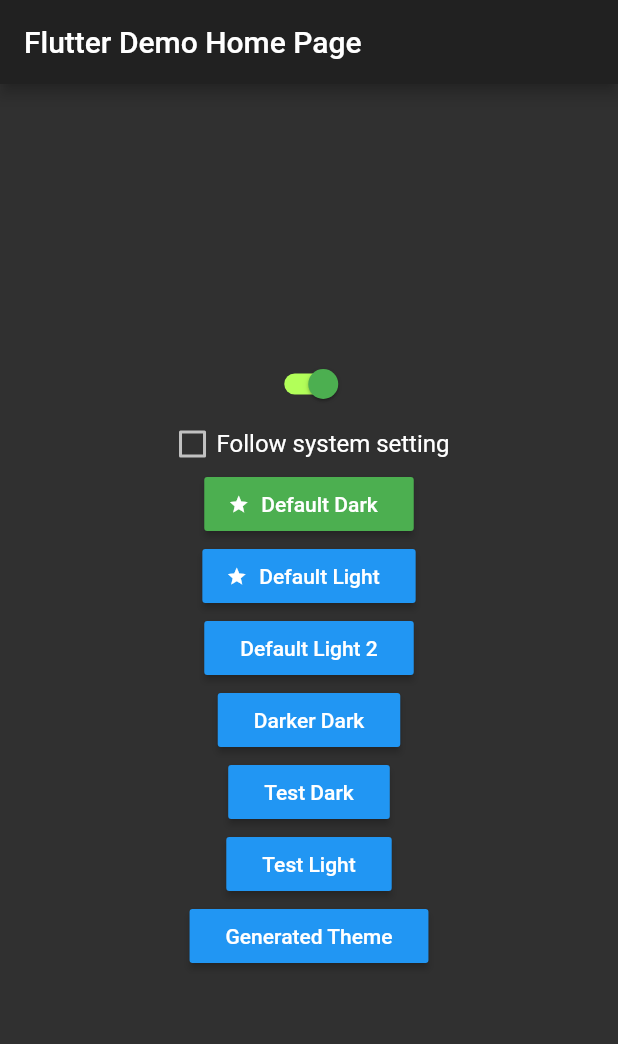
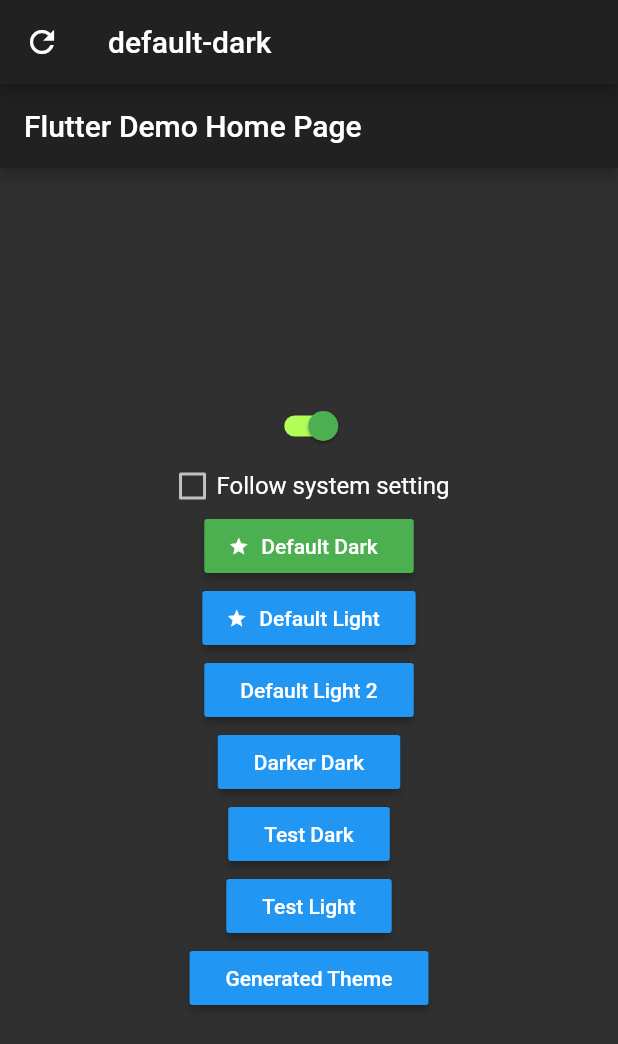
Before and after one commit to saniul1/custom_theming, a Flutter app: the screen it shows after launch, on a phone screen of 412 x 824 dp. Shown: the top 1044 px of the screen. Run offline on Flutter 3.47's test engine with Material 2 defaults, Android fonts, the phone set to English and light mode, and no system bars; our stand-ins replace shared_preferences.

````diff
--- a/example/lib/main.dart
+++ b/example/lib/main.dart
@@ -1,7 +1,10 @@
+import 'dart:math';
+
 import 'package:custom_theming/custom_theme.dart';
 import 'package:example/themes.dart';
 import 'package:flutter/material.dart';
 import 'package:flutter/cupertino.dart';
+import 'package:flutter/widgets.dart';
 
 void main() {
   runApp(
@@ -35,33 +38,62 @@ void main() {
 
 class MyApp extends StatelessWidget {
   final isCupertino = false;
+  final multiTheme = true;
   @override
   Widget build(BuildContext context) {
     // final CustomData a = MyThemes.data['key'][theme.CUSTOM];
     // print(a.text);
-    if (isCupertino)
-      return CupertinoApp(
-        debugShowCheckedModeBanner: false,
-        theme: CustomTheme.of(context).cupertinoTheme,
-        initialRoute: "/",
-        title: 'Theming',
-        color: Theme.of(context).primaryColor,
-        home: CupertinoStoreHomePage(),
+    if (multiTheme)
+      return MaterialApp(
+        theme: CustomTheme.of(context).lightTheme,
+        darkTheme: CustomTheme.of(context).darkTheme,
+        themeMode: CustomTheme.of(context).themeMode,
+        home: Scaffold(
+          appBar: AppBar(
+            title: Text(CustomTheme.of(context).currentThemeKey ?? ''),
+            leading: IconButton(
+              icon: Icon(Icons.refresh),
+              onPressed: () => CustomTheme.of(context).setTheme(
+                CustomTheme.of(context).themes.keys.toList()[Random().nextInt(
+                  CustomTheme.of(context).themes.keys.toList().length,
+                )],
+                apply: true,
+              ),
+            ),
+          ),
+          body: CustomTheme(
+            prefix: '2nd',
+            defaultLightTheme: 'default-light',
+            defaultDarkTheme: 'default-dark',
+            defaultCupertinoTheme: 'default',
+            themeMode: ThemeMode.dark,
+            themes: MyThemes.themes,
+            keepOnDisableFollow: false,
+            child: TestMaterial(),
+          ),
+        ),
         builder: (context, child) {
           CustomTheme.of(context).setMediaContext(context);
-          CustomTheme.of(context).generateCupertinoTheme(
-            key: 'generated',
-            data: CustomCupertinoThemeData(
-                name: 'Generated on Build',
-                createdBy: 'Dev',
-                themeData: CupertinoThemeData().copyWith(
-                  primaryColor: Colors.purple,
-                )),
-          );
           return child;
         },
       );
+    if (isCupertino)
+      return TestCupertino();
     else
+      return TestMaterial();
+  }
+}
+
+class TestMaterial extends StatelessWidget {
+  const TestMaterial({
+    Key key,
+  }) : super(key: key);
+
+  @override
+  Widget build(BuildContext context) {
+    // Future.delayed(Duration(seconds: 1), () {
+    //   CustomTheme.of(context).resetSettings();
+    // });
     return MaterialApp(
       debugShowCheckedModeBanner: false,
       theme: CustomTheme.of(context).lightTheme,
@@ -79,6 +111,42 @@ class MyApp extends StatelessWidget {
           name: 'Generated Theme',
           createdBy: '',
           data: ThemeData.dark().copyWith(),
+        );
+        return child;
+      },
+    );
+  }
+}
+
+class TestCupertino extends StatelessWidget {
+  const TestCupertino({
+    Key key,
+  }) : super(key: key);
+
+  @override
+  Widget build(BuildContext context) {
+    return CupertinoApp(
+      localizationsDelegates: <LocalizationsDelegate<dynamic>>[
+        DefaultMaterialLocalizations.delegate,
+        DefaultWidgetsLocalizations.delegate,
+        DefaultCupertinoLocalizations.delegate,
+      ],
+      debugShowCheckedModeBanner: false,
+      theme: CustomTheme.of(context).cupertinoTheme,
+      initialRoute: "/",
+      title: 'Theming',
+      color: Theme.of(context).primaryColor,
+      home: CupertinoStoreHomePage(),
+      builder: (context, child) {
+        CustomTheme.of(context).setMediaContext(context);
+        CustomTheme.of(context).generateCupertinoTheme(
+          key: 'generated',
+          data: CustomCupertinoThemeData(
+              name: 'Generated on Build',
+              createdBy: 'Dev',
+              themeData: CupertinoThemeData().copyWith(
+                primaryColor: Colors.purple,
+              )),
         );
         return child;
       },
--- a/lib/custom_theme.dart
+++ b/lib/custom_theme.dart
@@ -55,6 +55,7 @@ class CustomCupertinoThemeData {
 // ignore: must_be_immutable
 class CustomTheme extends StatefulWidget {
   final Widget child;
+  final String prefix;
   final String defaultLightTheme;
   final String defaultDarkTheme;
   final String defaultCupertinoTheme;
@@ -64,6 +65,7 @@ class CustomTheme extends StatefulWidget {
   Map<String, CustomCupertinoThemeData> cupertinoThemes;
 
   /// [CustomTheme] needs to be on top of [MaterialApp] or [CupertinoApp],
+  /// Add [prefix] to separate data on storage.
   ///
   /// pass app [BuildContext] like this from your [MaterialApp] or [CupertinoApp]
   /// ```
@@ -74,11 +76,14 @@ class CustomTheme extends StatefulWidget {
   /// ```
   /// pass [themes] using a map [Map<String, ThemeData>] and use key of [map] as [themeKey]
   ///
-  /// hard code some default setting for [defaultLightTheme], [defaultDarkTheme], [themeMode]
+  /// hard code some default setting for [defaultLightTheme], [defaultDarkTheme] and [themeMode]
   ///
   /// set [keepOnDisableFollow] to [true] to keep current applied theme even if [themeMode] changes from [ThemeMode.system]
+  ///
+  /// [cupertinoThemes] does not support [themeMode]. it always follow system setting.
   CustomTheme({
     Key key,
+    this.prefix = '',
     this.defaultLightTheme,
     this.defaultDarkTheme,
     this.defaultCupertinoTheme,
@@ -103,6 +108,8 @@ class CustomThemeState extends State<CustomTheme> {
   SharedPreferences sharedPrefs;
 
   BuildContext _mediaContext;
+
+  String _currentThemeKey;
 
   String _currentCupertinoThemeKey;
 
@@ -129,6 +136,9 @@ class CustomThemeState extends State<CustomTheme> {
 
   /// get [themeKey] of currently applied cupertino theme.
   String get currentCupertinoThemeKey => _currentCupertinoThemeKey;
+
+  /// get [themeKey] of currently applied theme.
+  String get currentThemeKey => _currentThemeKey;
 
   void setMediaContext(BuildContext ctx) {
     _mediaContext = ctx;
@@ -165,15 +175,17 @@ class CustomThemeState extends State<CustomTheme> {
       };
     _light = _getTheme(widget.defaultLightTheme);
     _dark = _getTheme(widget.defaultDarkTheme);
-    _cupertinoTheme = _getCupertinoTheme(widget.defaultCupertinoTheme);
+    _cupertinoTheme = _getCupertinoThemeData(widget.defaultCupertinoTheme);
     _mode = widget.themeMode;
     SharedPreferences.getInstance().then((prefs) {
       sharedPrefs = prefs;
-      final isDark = sharedPrefs.getBool('dark-mode');
-      final followSystem = sharedPrefs.getBool('follow-system');
-      final dLight = sharedPrefs.getString('default-light');
-      final dDark = sharedPrefs.getString('default-dark');
-      final dCupertino = sharedPrefs.getString('default-cupertino');
+      final isDark = sharedPrefs.getBool('${widget.prefix}-dark-mode');
+      final followSystem =
+          sharedPrefs.getBool('${widget.prefix}-follow-system');
+      final dLight = sharedPrefs.getString('${widget.prefix}-default-light');
+      final dDark = sharedPrefs.getString('${widget.prefix}-default-dark');
+      final dCupertino =
+          sharedPrefs.getString('${widget.prefix}-default-cupertino');
       if (dCupertino != null &&
           widget.cupertinoThemes.containsKey(dCupertino)) {
         _cupertinoTheme = widget.cupertinoThemes[dCupertino];
@@ -191,7 +203,11 @@ class CustomThemeState extends State<CustomTheme> {
         });
       }
     });
-    print(_light.key);
+    Future.delayed(Duration(milliseconds: 0), () {
+      setState(() {
+        _currentThemeKey = getCurrentThemeData().key;
+      });
+    });
     super.initState();
   }
 
@@ -203,7 +219,7 @@ class CustomThemeState extends State<CustomTheme> {
 
   /// get [ThemeData] by [key] name of [themes]
   /// returns [null] if theme not found
-  CustomCupertinoThemeData _getCupertinoTheme(String key) {
+  CustomCupertinoThemeData _getCupertinoThemeData(String key) {
     return widget.cupertinoThemes.containsKey(key)
         ? widget.cupertinoThemes[key]
         : null;
@@ -233,7 +249,7 @@ class CustomThemeState extends State<CustomTheme> {
           setState(() {
             _light = lightTheme;
           });
-          sharedPrefs.setString('default-light', key);
+          sharedPrefs.setString('${widget.prefix}-default-light', key);
         }
       }
       setState(() {
@@ -242,10 +258,10 @@ class CustomThemeState extends State<CustomTheme> {
           _mode = ThemeMode.dark;
         }
       });
-      sharedPrefs.setString('default-dark', themeKey);
+      sharedPrefs.setString('${widget.prefix}-default-dark', themeKey);
       if (apply) {
-        sharedPrefs.setBool('dark-mode', true);
-        sharedPrefs.setBool('follow-system', false);
+        sharedPrefs.setBool('${widget.prefix}-dark-mode', true);
+        sharedPrefs.setBool('${widget.prefix}-follow-system', false);
       }
     } else {
       if (both) {
@@ -256,7 +272,7 @@ class CustomThemeState extends State<CustomTheme> {
           setState(() {
             _dark = darkTheme;
           });
-          sharedPrefs.setString('default-dark', key);
+          sharedPrefs.setString('${widget.prefix}-default-dark', key);
         }
       }
       setState(() {
@@ -265,28 +281,32 @@ class CustomThemeState extends State<CustomTheme> {
           _mode = ThemeMode.light;
         }
       });
-      sharedPrefs.setString('default-light', themeKey);
+      sharedPrefs.setString('${widget.prefix}-default-light', themeKey);
       if (apply) {
-        sharedPrefs.setBool('dark-mode', false);
-        sharedPrefs.setBool('follow-system', false);
+        sharedPrefs.setBool('${widget.prefix}-dark-mode', false);
+        sharedPrefs.setBool('${widget.prefix}-follow-system', false);
       }
     }
+    setState(() {
+      _currentThemeKey = themeKey;
+    });
   }
 
   /// set default theme for [cupertinoTheme]
   void setCupertinoTheme(String themeKey) {
     // print(themeKey);
     setState(() {
-      _cupertinoTheme = _getCupertinoTheme(themeKey);
+      _cupertinoTheme = _getCupertinoThemeData(themeKey);
       _currentCupertinoThemeKey = themeKey;
     });
-    sharedPrefs.setString('default-cupertino', themeKey);
+    sharedPrefs.setString('${widget.prefix}-default-cupertino', themeKey);
   }
 
   /// set default theme for [lightTheme]
   void setLightTheme(String themeKey) {
     setState(() {
       _light = _getTheme(themeKey);
+      _currentThemeKey = themeKey;
     });
   }
 
@@ -294,6 +314,7 @@ class CustomThemeState extends State<CustomTheme> {
   void setDarkTheme(String themeKey) {
     setState(() {
       _dark = _getTheme(themeKey);
+      _currentThemeKey = themeKey;
     });
   }
 
@@ -304,8 +325,9 @@ class CustomThemeState extends State<CustomTheme> {
     });
 
     if (sharedPrefs != null) {
-      sharedPrefs.setBool('dark-mode', _mode == ThemeMode.dark);
-      sharedPrefs.setBool('follow-system', false);
+      sharedPrefs.setBool(
+          '${widget.prefix}-dark-mode', _mode == ThemeMode.dark);
+      sharedPrefs.setBool('${widget.prefix}-follow-system', false);
     }
   }
 
@@ -325,17 +347,18 @@ class CustomThemeState extends State<CustomTheme> {
             ? ThemeMode.system
             : checkDark() ? ThemeMode.dark : ThemeMode.light;
       } else {
-        final isDark = sharedPrefs.getBool('dark-mode');
+        final isDark = sharedPrefs.getBool('${widget.prefix}-dark-mode');
         _mode = value
             ? ThemeMode.system
-            : isDark ? ThemeMode.dark : ThemeMode.light;
+            : isDark != null && isDark ? ThemeMode.dark : ThemeMode.light;
       }
     });
 
     if (sharedPrefs != null) {
-      sharedPrefs.setBool('follow-system', value);
+      sharedPrefs.setBool('${widget.prefix}-follow-system', value);
       if (widget.keepOnDisableFollow)
-        sharedPrefs.setBool('dark-mode', _mode == ThemeMode.dark);
+        sharedPrefs.setBool(
+            '${widget.prefix}-dark-mode', _mode == ThemeMode.dark);
     }
   }
 
@@ -360,6 +383,15 @@ class CustomThemeState extends State<CustomTheme> {
     return checkDark()
         ? widget.themes[key].key == _dark.key
         : widget.themes[key].key == _light.key;
+  }
+
+  /// get [CustomThemeData] of current theme.
+  ///
+  /// make sure [_mediaContext] is not null before using these function.
+  CustomThemeData getCurrentThemeData() {
+    final currentKey =
+        widget.themes.keys.firstWhere((key) => checkIfCurrent(key));
+    return widget.themes[currentKey];
   }
 
   /// [key] is [themeKey]
@@ -416,12 +448,14 @@ class CustomThemeState extends State<CustomTheme> {
 
   /// reset every settings, Go back to hard coded settings.
   Future<void> resetSettings() async {
-    await sharedPrefs.remove('dark-mode');
-    await sharedPrefs.remove('follow-system');
-    await sharedPrefs.remove('default-light');
-    await sharedPrefs.remove('default-dark');
-    await sharedPrefs.remove('default-cupertino');
+    await sharedPrefs.remove('${widget.prefix}-dark-mode');
+    await sharedPrefs.remove('${widget.prefix}-follow-system');
+    await sharedPrefs.remove('${widget.prefix}-default-light');
+    await sharedPrefs.remove('${widget.prefix}-default-dark');
+    await sharedPrefs.remove('${widget.prefix}-default-cupertino');
     // Todo: set values to defaults
+
+    print('All Deleted');
   }
 
   @override
````
Lines whose indentation alone changed are shown as unchanged.
